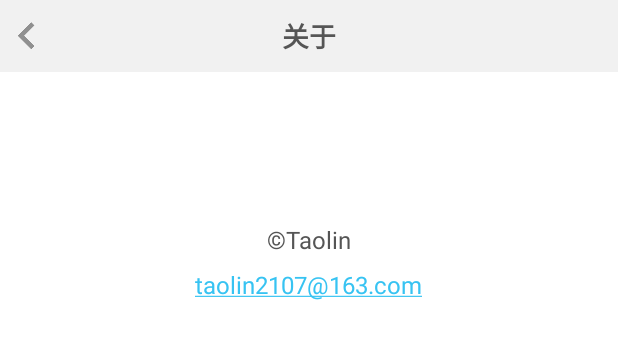
After one commit to taolin2107/One, an Android app: the layout about.xml on its own in the app's theme, with its tools: preview values and no code run, on a phone screen of 412 x 824 dp. The commit adds this screen. Shown: the top 339 px of the screen. Run offline under Robolectric (Android 15) with nearby library versions, the phone set to English and light mode, and no system bars; network calls fail.

Commit message:
add about page.

```diff
--- a/app/build.gradle
+++ b/app/build.gradle
@@ -9,7 +9,7 @@ android {
         minSdkVersion 14
         targetSdkVersion 23
         versionCode 1
-        versionName "1.0.0"
+        versionName "1.0"
 
         // dex突破65535的限制
         multiDexEnabled true
--- a/app/src/main/AndroidManifest.xml
+++ b/app/src/main/AndroidManifest.xml
@@ -24,6 +24,9 @@
         <activity android:name=".CopyrightActivity"
             android:theme="@style/LightNormalTextTheme"/>
 
+        <activity android:name=".AboutActivity"
+            android:theme="@style/LightNormalTextTheme"/>
+
         <meta-data android:name="UMENG_APPKEY" android:value="57679c71e0f55a5b0d00002c"/>
         <meta-data android:name="UMENG_CHANNEL" android:value="${UMENG_CHANNEL_VALUE}"/>
     </application>
--- a/app/src/main/java/app/taolin/one/fragments/SettingsFragment.java
+++ b/app/src/main/java/app/taolin/one/fragments/SettingsFragment.java
@@ -16,6 +16,7 @@ import java.io.File;
 import java.io.IOException;
 import java.util.Locale;
 
+import app.taolin.one.AboutActivity;
 import app.taolin.one.CopyrightActivity;
 import app.taolin.one.FontSettingsDialog;
 import app.taolin.one.R;
@@ -111,6 +112,7 @@ public class SettingsFragment extends Fragment implements View.OnClickListener {
                 break;
 
             case R.id.about:
+                startActivity(new Intent(mContext, AboutActivity.class));
                 break;
         }
     }
--- /dev/null
+++ b/app/src/main/res/layout/about.xml
@@ -0,0 +1,69 @@
+<?xml version="1.0" encoding="utf-8"?>
+<LinearLayout xmlns:android="http://schemas.android.com/apk/res/android"
+    android:orientation="vertical"
+    android:background="?attr/bgColor"
+    android:gravity="center_horizontal"
+    android:layout_width="match_parent"
+    android:layout_height="match_parent">
+
+    <FrameLayout
+        android:layout_width="match_parent"
+        android:layout_height="48dp">
+
+        <View
+            android:layout_width="match_parent"
+            android:layout_height="match_parent"
+            android:background="?attr/thirdTextColor"
+            android:alpha="0.2"/>
+
+        <ImageView
+            android:id="@+id/back"
+            android:layout_width="wrap_content"
+            android:layout_height="wrap_content"
+            android:layout_gravity="center_vertical"
+            android:alpha="0.4"
+            android:src="?attr/bgBackBtn"/>
+
+        <TextView
+            android:layout_width="wrap_content"
+            android:layout_height="wrap_content"
+            android:layout_gravity="center"
+            android:textStyle="bold"
+            android:textSize="?attr/secondTextSize"
+            android:textColor="?attr/contentTextColor"
+            android:text="@string/about"/>
+    </FrameLayout>
+
+    <TextView
+        android:id="@+id/content"
+        android:layout_width="wrap_content"
+        android:layout_height="wrap_content"
+        android:lineSpacingExtra="7dp"
+        android:layout_marginTop="40dp"
+        android:textColor="?attr/contentTextColor"
+        android:textStyle="bold"
+        android:textSize="30sp"/>
+
+    <TextView
+        android:id="@+id/author"
+        android:layout_width="wrap_content"
+        android:layout_height="wrap_content"
+        android:lineSpacingExtra="7dp"
+        android:layout_marginTop="20dp"
+        android:textColor="?attr/contentTextColor"
+        android:textSize="16sp"
+        android:text="@string/about_author"/>
+
+    <TextView
+        android:id="@+id/email"
+        android:layout_width="wrap_content"
+        android:layout_height="wrap_content"
+        android:lineSpacingExtra="7dp"
+        android:layout_marginTop="8dp"
+        android:autoLink="web|email"
+        android:linksClickable="true"
+        android:textColor="?attr/contentTextColor"
+        android:textColorLink="?attr/primaryColor"
+        android:textSize="16sp"
+        android:text="@string/about_email"/>
+</LinearLayout>
--- a/app/src/main/res/values/strings.xml
+++ b/app/src/main/res/values/strings.xml
@@ -11,8 +11,12 @@
     <string name="clean_cache">清除缓存</string>
     <string name="about">关于</string>
     <string name="copyright">版权声明</string>
-    <string name="copyright_desc">复杂的世界，一个就够了。\n每天一张图片，一篇文章，一个问答，回到最初那个简洁的\"一个\"。\n本App是『ONE·一个』的非官方版本，内容属『ONE·一个』http://m.wufazhuce.com 官方所有。\n\n邮箱: taolin2107@163.com</string>
+    <string name="copyright_desc">复杂的世界，一个就够了。\n每天一张图片，一篇文章，一个问答，回到最初那个简洁的\"一个\"。\n本App是『ONE·一个』的非官方版本，内容属『ONE·一个』http://m.wufazhuce.com 官方所有。</string>
 
     <string name="loading_text">加载中&#8230;</string>
     <string name="clean_cache_success">缓存清理成功</string>
+
+    <string name="about_content">『ONE·一个』&#160;%s</string>
+    <string name="about_author">&#169;Taolin</string>
+    <string name="about_email">taolin2107@163.com</string>
 </resources>
```
Also changed, not shown: app/src/main/java/app/taolin/one/AboutActivity.java (added, +48 -0 lines), app/src/main/java/app/taolin/one/utils/CommonUtil.java (+10 -0 lines).
